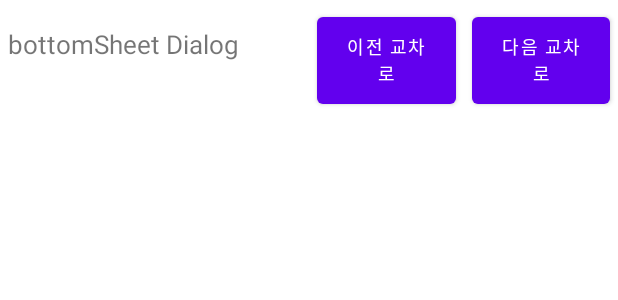
After one commit to kookmin-sw/capstone-2023-41, an Android app: the layout activity_bottomsheet.xml on its own in the app's theme, with its tools: preview values and no code run, on a phone screen of 412 x 824 dp. The commit adds this screen. Shown: the top 300 px of the screen. Run offline under Robolectric (Android 15) with nearby library versions, the phone set to English and light mode, and no system bars.

Commit message:
바텀시트, 핀 크기 조정

```diff
--- a/Wheel_In/app/src/main/java/com/example/capstone_kotlin/PinView.kt
+++ b/Wheel_In/app/src/main/java/com/example/capstone_kotlin/PinView.kt
@@ -60,7 +60,7 @@ class PinView @JvmOverloads constructor(context: Context?, attr: AttributeSet? =
     fun addPin(
         point: PointF,
         fix: Int = 0,
-        imageID: Int = R.drawable.pushpin_blue,
+        imageID: Int,
         id: String = "0",
         width: Float = 2.0f,
         height: Float = 1.0f,
@@ -75,7 +75,7 @@ class PinView @JvmOverloads constructor(context: Context?, attr: AttributeSet? =
         id: String = "0",
         nPin: PointF,
         fix: Int = 0,
-        imageID: Int = R.drawable.pushpin_blue,
+        imageID: Int,
         width: Float = 2.0f,
         height: Float = 1.0f,
         text: String = ""
@@ -89,7 +89,7 @@ class PinView @JvmOverloads constructor(context: Context?, attr: AttributeSet? =
         id: String = "0",
         nPin: PointF,
         fix: Int = 0,
-        imageID: Int = R.drawable.pushpin_blue,
+        imageID: Int = R.drawable.bluepin,
         width: Int = 2,
         height: Int = 1,
         text: String = ""
--- /dev/null
+++ b/Wheel_In/app/src/main/res/layout/activity_bottomsheet.xml
@@ -0,0 +1,72 @@
+<?xml version="1.0" encoding="utf-8"?>
+<androidx.constraintlayout.widget.ConstraintLayout xmlns:android="http://schemas.android.com/apk/res/android"
+    xmlns:app="http://schemas.android.com/apk/res-auto"
+    android:layout_width="match_parent"
+    android:layout_height="match_parent"
+    >
+
+    <!-- -->
+    <!-- layout_height를 변경하면 bottom_sheet가 최대로 확대되는 크기를 설정합니다. -->
+    <LinearLayout
+        android:id="@+id/bottomSheetDashBoardLayout"
+        android:layout_width="match_parent"
+        android:layout_height="match_parent"
+        android:orientation="vertical"
+        app:layout_behavior="com.google.android.material.bottomsheet.BottomSheetBehavior"
+        >
+
+        <LinearLayout
+            android:layout_width = "match_parent"
+            android:layout_height = "wrap_content"
+            android:gravity="top"
+            android:orientation="horizontal"
+            >
+            <TextView
+                android:id="@+id/bsText"
+                android:layout_width="200dp"
+                android:layout_height="70dp"
+                android:layout_margin="5dp"
+                android:text="bottomSheet Dialog"
+                android:layout_weight = "1"
+                android:textSize="17sp"
+
+                />
+            <Button
+                android:id="@+id/bs_btn_backward"
+                android:layout_width="wrap_content"
+                android:layout_height="70dp"
+                android:text="이전 교차로"
+                android:layout_margin="5dp"
+                android:layout_weight="1"
+                android:textSize="12sp" />
+            <Button
+                android:id="@+id/bs_btn_forward"
+                android:layout_width="wrap_content"
+                android:layout_height="70dp"
+                android:text="다음 교차로"
+                android:layout_margin="5dp"
+                android:layout_weight="1"
+                android:textSize="12sp" />
+        </LinearLayout>
+
+        <FrameLayout
+            android:layout_width="match_parent"
+            android:layout_height="match_parent"
+            >
+
+            <ImageView
+                android:id="@+id/bsImage"
+                android:layout_width="wrap_content"
+                android:layout_height="match_parent"
+                android:layout_gravity = "center"
+                />
+            <ImageView
+                android:id="@+id/bsArrowImage"
+                android:layout_width="150dp"
+                android:layout_height="150dp"
+                android:layout_gravity = "right"
+                />
+        </FrameLayout>
+    </LinearLayout>
+
+</androidx.constraintlayout.widget.ConstraintLayout>
```
Also changed, not shown: Wheel_In/app/src/main/java/com/example/capstone_kotlin/DataBaseHelper.kt (+10 -0 lines), Wheel_In/app/src/main/java/com/example/capstone_kotlin/MainActivity.kt (+124 -57 lines), Wheel_In/app/src/main/res/layout/activity_main.xml (+13 -16 lines), Wheel_In/app/src/main/res/drawable/bluepin.png (added), Wheel_In/app/src/main/res/drawable/east_arrow.png, Wheel_In/app/src/main/res/drawable/greenpin.png (added), Wheel_In/app/src/main/res/drawable/icon.png, Wheel_In/app/src/main/res/drawable/north_arrow.png, Wheel_In/app/src/main/res/drawable/south_arrow.png, Wheel_In/app/src/main/res/drawable/west_arrow.png.
